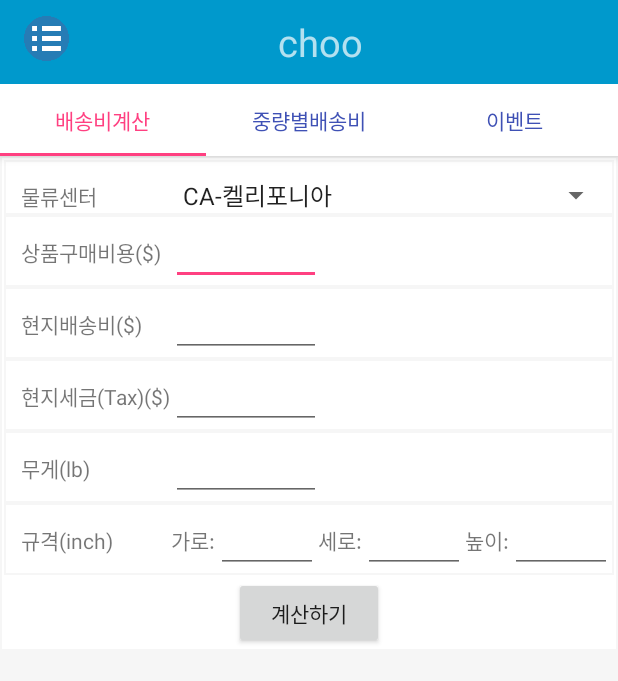
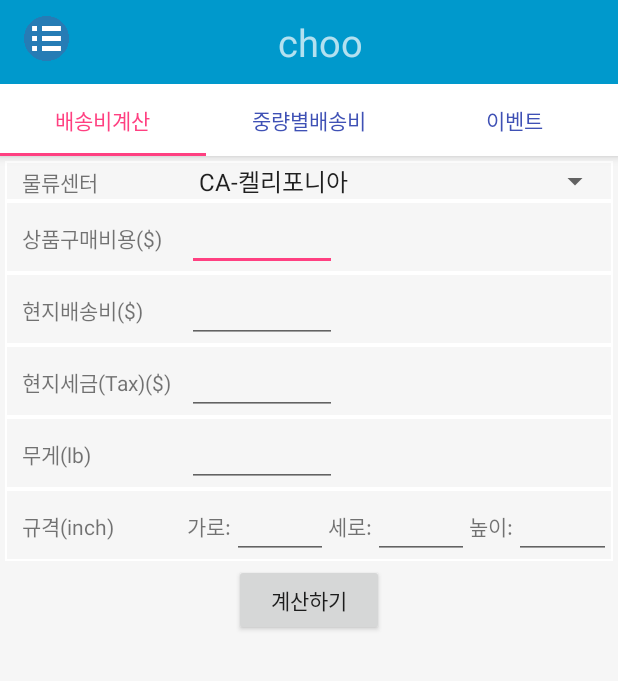
Before and after one commit to otwo2002/moneychoo, an Android app: the InfoFragment screen opened directly, with no data from a screen before it, on a phone screen of 412 x 824 dp. Shown: the top 681 px of the screen. Run offline under Robolectric (Android 15) with nearby library versions, the phone set to English and light mode, and no system bars; libraries missing offline, so code that uses them is left out: org.json.simple.

```diff
--- a/app/build.gradle
+++ b/app/build.gradle
@@ -20,12 +20,12 @@ android {
 
 dependencies {
     implementation fileTree(include: ['*.jar'], dir: 'libs')
-    implementation 'com.android.support:appcompat-v7:26.1.0'
+    implementation 'com.android.support:appcompat-v7:26+'
     implementation 'com.android.support.constraint:constraint-layout:1.0.2'
     implementation 'com.android.support:support-v4:26.1.0'
     testImplementation 'junit:junit:4.12'
     androidTestImplementation 'com.android.support.test:runner:1.0.1'
     androidTestImplementation 'com.android.support.test.espresso:espresso-core:3.0.1'
-    implementation 'com.android.support:design:27.0.2'
-    implementation project(':json-simple-1.1.2')
+    implementation 'com.android.support:design:26+'
+    implementation files('libs/json-simple-1.1.1.jar')
 }
--- a/app/src/main/java/com/example/fready/moneychoo/InfoFragment.java
+++ b/app/src/main/java/com/example/fready/moneychoo/InfoFragment.java
@@ -1,7 +1,9 @@
 package com.example.fready.moneychoo;
 
 import android.app.AlertDialog;
+import android.arch.lifecycle.Lifecycle;
 import android.content.Context;
+import android.icu.util.RangeValueIterator;
 import android.os.Bundle;
 import android.support.annotation.NonNull;
 import android.support.annotation.Nullable;
@@ -13,6 +15,7 @@ import android.widget.ArrayAdapter;
 import android.widget.Button;
 import android.widget.Spinner;
 import android.widget.TextView;
+import android.widget.Toast;
 
 /**
  * Created by fready on 2018-02-05.
@@ -23,6 +26,7 @@ public class InfoFragment extends Fragment{
     MainActivity mainActivity;
     GoodInfoVO goodInfoVO;
     ViewGroup rootView ;
+    String goodWeight;
     @Override
     public void onAttach(Context context) {
         super.onAttach(context);
@@ -34,10 +38,11 @@ public class InfoFragment extends Fragment{
         super.onDetach();
         mainActivity = null;
     }
-    @Nullable
+
     @Override
-    public View onCreateView(@NonNull LayoutInflater inflater, @Nullable ViewGroup container, @Nullable Bundle savedInstanceState) {
-        rootView = (ViewGroup) inflater.inflate(R.layout.info_frag, container, false);
+    public void onActivityCreated(@Nullable Bundle savedInstanceState) {
+        super.onActivityCreated(savedInstanceState);
+        Toast.makeText(rootView.getContext(), "onActivityCreated", Toast.LENGTH_LONG).show();
 
         Spinner spinner = (Spinner)rootView.findViewById(R.id.shippingCenter);
 
@@ -45,12 +50,16 @@ public class InfoFragment extends Fragment{
                 rootView.getContext(),android.R.layout.simple_spinner_item, items
         );
         spinner.setAdapter(adapter);
+        goodWeight= ((TextView) (rootView.findViewById(R.id.goodWeight))).getText().toString();
+        if(goodWeight!=null && !goodWeight.trim().equals("") ){
+            callResult();
+        }
         //계산하기 버튼클릭시 배송비 계산하기
         Button calButton = (Button)rootView.findViewById(R.id.button);
         calButton.setOnClickListener(new View.OnClickListener() {
             @Override
             public void onClick(View view) {
-                String goodWeight= ((TextView) (rootView.findViewById(R.id.goodWeight))).getText().toString();
+                goodWeight= ((TextView) (rootView.findViewById(R.id.goodWeight))).getText().toString();
                 //입력값 체크
                 if(goodWeight ==null || goodWeight.trim().equals("") || goodWeight.trim().equals("0")){
                     AlertDialog dialog;
@@ -60,6 +69,13 @@ public class InfoFragment extends Fragment{
                             .create();
                     dialog.show();
                 }else{
+                    callResult();
+                }
+            }
+        });
+    }
+
+    private void callResult(){
         goodInfoVO = new GoodInfoVO(
                 ((TextView) (rootView.findViewById(R.id.goodPrice))).getText().toString(),
                 ((TextView) (rootView.findViewById(R.id.tax))).getText().toString(),
@@ -68,15 +84,27 @@ public class InfoFragment extends Fragment{
                 ((TextView) (rootView.findViewById(R.id.goodWidth))).getText().toString(),
                 ((TextView) (rootView.findViewById(R.id.goodHeight))).getText().toString(),
                 ((TextView) (rootView.findViewById(R.id.goodVertical))).getText().toString(),
-                            goodWeight
+                ((TextView) (rootView.findViewById(R.id.goodWeight))).getText().toString()
         );
         mainActivity.callResult(goodInfoVO);
 
     }
+    @Nullable
+    @Override
+    public View onCreateView(@NonNull LayoutInflater inflater, @Nullable ViewGroup container, @Nullable Bundle savedInstanceState) {
+
+        rootView = (ViewGroup) inflater.inflate(R.layout.info_frag, container, false);
+        Toast.makeText(rootView.getContext(), "onCreateView", Toast.LENGTH_LONG).show();
+        return rootView;
+    }
+
+    @Override
+    public void onStart() {
+        super.onStart();
+        Toast.makeText(rootView.getContext(), "onStart", Toast.LENGTH_LONG).show();
+
 
 
     }
-        });
-        return rootView;
+
 }
-}
--- a/app/src/main/java/com/example/fready/moneychoo/ResultFragment.java
+++ b/app/src/main/java/com/example/fready/moneychoo/ResultFragment.java
@@ -10,7 +10,6 @@ import android.view.ViewGroup;
 import android.widget.BaseAdapter;
 import android.widget.ListView;
 import android.widget.TextView;
-
 
 import org.json.simple.JSONArray;
 import org.json.simple.JSONObject;
@@ -73,7 +72,10 @@ public class ResultFragment extends Fragment {
         }
         //리스트 화면에 붙혀줌.
         calShippingPrice(voList);
-        resultPoundView.setText("실무게:"+voList.get(0).getRealWeight()+"부피무게"+voList.get(0).getVolumeWeight()+" 적용무게:"+voList.get(0).getApplyWeight());
+        resultPoundView.setText("실무게:"+voList.get(0).getRealWeight()
+                +"lbs  부피무게"+voList.get(0).getVolumeWeight()
+                +"lbs  적용무게:"+voList.get(0).getApplyWeight()
+                +"lbs" );
         return rootView;
     }
     //데이터를 관리하는 어뎁터
--- a/app/src/main/res/layout/info_frag.xml
+++ b/app/src/main/res/layout/info_frag.xml
@@ -12,25 +12,24 @@
             android:layout_height="match_parent"
             android:orientation="vertical"
             android:id="@+id/calResult"
-            android:background="#FFFFFF"
+            android:background="#F6F6F6"
             android:layout_margin="1dp">
         <LinearLayout
             android:layout_width="match_parent"
             android:layout_height="match_parent"
             android:orientation="vertical"
-            android:background="#F6F6F6"
-            android:layout_margin="1dp">
+            android:background="#FFFFFF"
+            android:layout_margin="2dp">
                 <LinearLayout
                     android:layout_width="match_parent"
                     android:layout_height="wrap_content"
                     android:orientation="horizontal"
                     android:paddingLeft="10dp"
-                    android:paddingTop="10dp"
                     android:layout_margin="1dp"
-                    android:background="#FFFFFF">
+                    android:background="#F6F6F6">
 
                     <TextView
-                        android:layout_width="100dp"
+                        android:layout_width="110dp"
                         android:layout_height="wrap_content"
                         android:text="물류센터" />
 
@@ -47,10 +46,10 @@
                     android:orientation="horizontal"
                     android:paddingLeft="10dp"
                     android:layout_margin="1dp"
-                    android:background="#FFFFFF">
+                    android:background="#F6F6F6">
 
                     <TextView
-                        android:layout_width="100dp"
+                        android:layout_width="110dp"
                         android:layout_height="wrap_content"
                         android:text="상품구매비용($)" />
 
@@ -68,10 +67,10 @@
                     android:orientation="horizontal"
                     android:paddingLeft="10dp"
                     android:layout_margin="1dp"
-                    android:background="#FFFFFF">
+                    android:background="#F6F6F6">
 
                     <TextView
-                        android:layout_width="100dp"
+                        android:layout_width="110dp"
                         android:layout_height="wrap_content"
                         android:text="현지배송비($)" />
 
@@ -88,11 +87,11 @@
                     android:layout_height="wrap_content"
                     android:orientation="horizontal"
                     android:paddingLeft="10dp"
-                    android:background="#FFFFFF"
+                    android:background="#F6F6F6"
                     android:layout_margin="1dp">
 
                     <TextView
-                        android:layout_width="100dp"
+                        android:layout_width="110dp"
                         android:layout_height="wrap_content"
                         android:text="현지세금(Tax)($)" />
 
@@ -110,10 +109,10 @@
                     android:orientation="horizontal"
                     android:paddingLeft="10dp"
                     android:layout_margin="1dp"
-                    android:background="#FFFFFF">
+                    android:background="#F6F6F6">
 
                     <TextView
-                        android:layout_width="100dp"
+                        android:layout_width="110dp"
                         android:layout_height="wrap_content"
                         android:text="무게(lb)" />
 
@@ -130,10 +129,10 @@
                     android:orientation="horizontal"
                     android:paddingLeft="10dp"
                     android:layout_margin="1dp"
-                    android:background="#FFFFFF">
+                    android:background="#F6F6F6">
 
                     <TextView
-                        android:layout_width="100dp"
+                        android:layout_width="110dp"
                         android:layout_height="wrap_content"
                         android:text="규격(inch)" />
                     <TextView
--- a/json-simple-1.1.2/build.gradle
+++ /dev/null
@@ -1,2 +0,0 @@
-configurations.maybeCreate("default")
-artifacts.add("default", file('json-simple-1.1.1.jar'))
--- a/settings.gradle
+++ b/settings.gradle
@@ -1 +1 @@
-include ':app', ':json-simple-1.1.2'
+include ':app', ':json-simple-1.1.1'
```
Also changed, not shown: app/src/main/java/com/example/fready/moneychoo/MainActivity.java (+10 -0 lines), app/src/main/res/layout/result_frag.xml (+5 -4 lines), 2 other files. Lines whose indentation alone changed are shown as unchanged.
